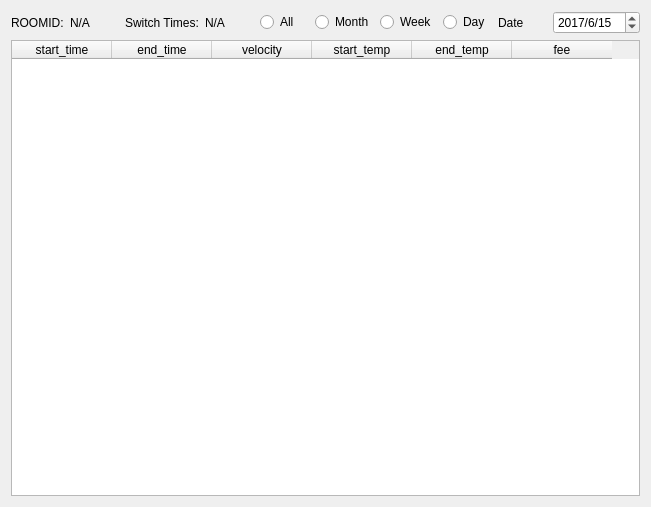
Shantom/CentralAirConditioner-AirMaster, file AirMaster/reportwidget.ui: the form before one commit.
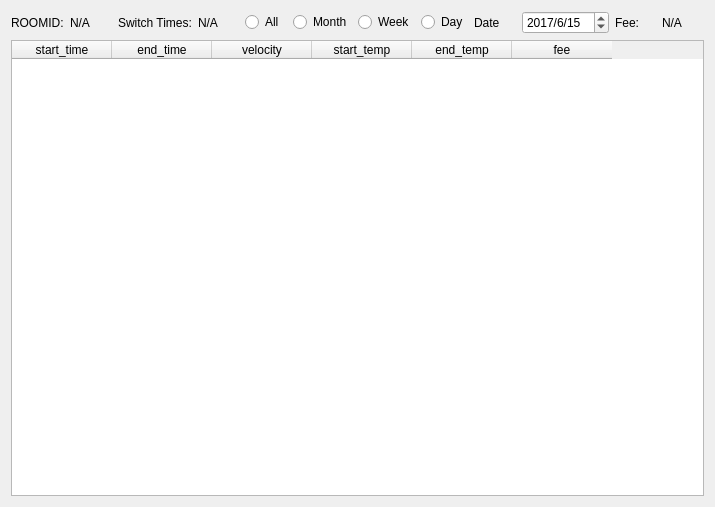
The form after the commit.

```diff
--- a/AirMaster/reportwidget.ui
+++ b/AirMaster/reportwidget.ui
@@ -6,7 +6,7 @@
    <rect>
     <x>0</x>
     <y>0</y>
-    <width>651</width>
+    <width>715</width>
     <height>507</height>
    </rect>
   </property>
@@ -83,7 +83,7 @@
       <widget class="QDateEdit" name="dateEdit">
        <property name="dateTime">
         <datetime>
-         <hour>12</hour>
+         <hour>0</hour>
          <minute>0</minute>
          <second>0</second>
          <year>2017</year>
@@ -93,7 +93,7 @@
        </property>
        <property name="time">
         <time>
-         <hour>12</hour>
+         <hour>0</hour>
          <minute>0</minute>
          <second>0</second>
         </time>
@@ -137,6 +137,20 @@
        </property>
       </widget>
      </item>
+     <item>
+      <widget class="QLabel" name="label_4">
+       <property name="text">
+        <string>Fee:</string>
+       </property>
+      </widget>
+     </item>
+     <item>
+      <widget class="QLabel" name="label_fee">
+       <property name="text">
+        <string>N/A</string>
+       </property>
+      </widget>
+     </item>
     </layout>
    </item>
    <item row="1" column="0">
```
